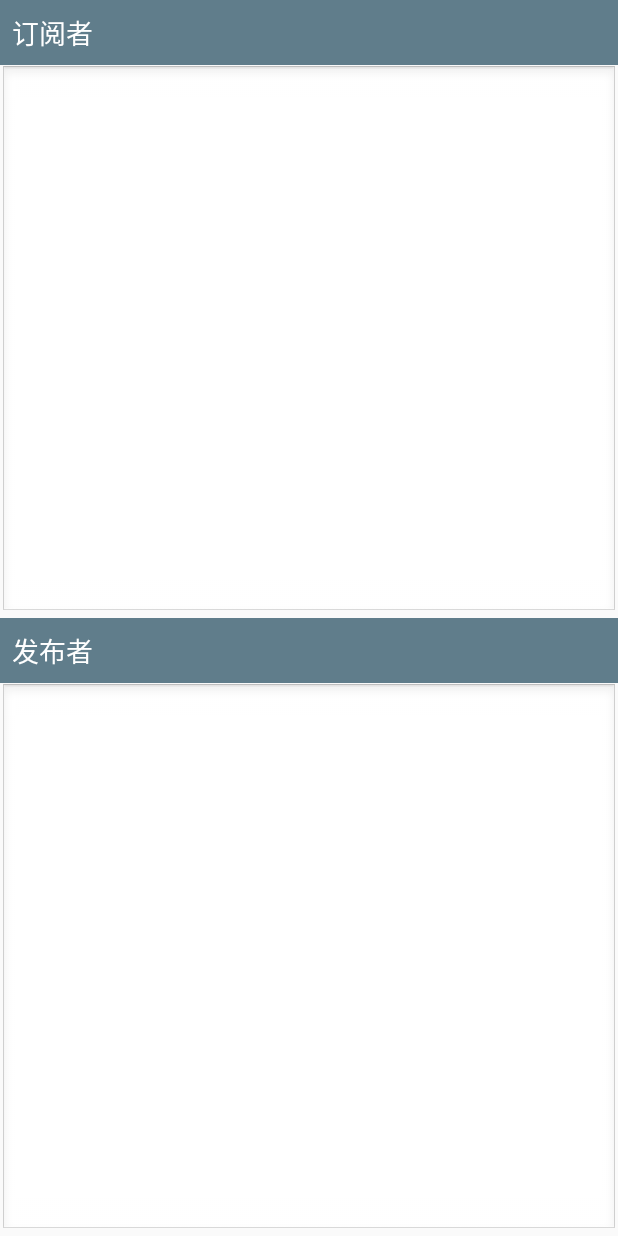
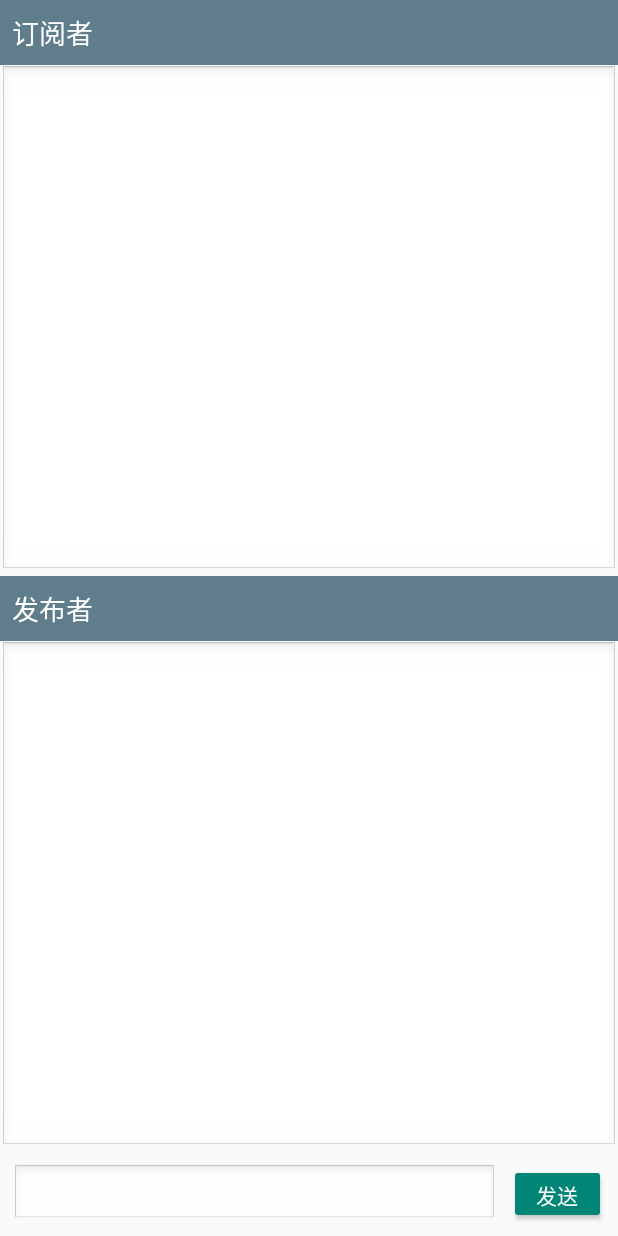
Before and after one commit to zhaowanjun/MqttTest, an Android app: the layout content_communicate.xml on its own in the app's theme, with its tools: preview values and no code run, on a phone screen of 412 x 824 dp. Run offline under Robolectric (Android 15) with nearby library versions, the phone set to English and light mode, and no system bars.

Commit message:
订阅/发布页面增加输入框

```diff
--- a/app/src/main/res/layout/content_communicate.xml
+++ b/app/src/main/res/layout/content_communicate.xml
@@ -1,9 +1,9 @@
 <?xml version="1.0" encoding="utf-8"?>
 <LinearLayout xmlns:android="http://schemas.android.com/apk/res/android"
+    xmlns:app="http://schemas.android.com/apk/res-auto"
     android:orientation="vertical"
     android:layout_width="match_parent"
     android:layout_height="match_parent">
-
     <LinearLayout
         android:layout_width="match_parent"
         android:layout_height="0dp"
@@ -17,6 +17,7 @@
             android:textColor="@color/white"
             android:textSize="@dimen/text_m"
             android:padding="@dimen/content_margin"/>
+
         <androidx.recyclerview.widget.RecyclerView
             android:id="@+id/rv_subscriber"
             android:layout_width="match_parent"
@@ -42,4 +43,28 @@
             android:layout_height="match_parent"
             android:background="@android:drawable/edit_text"/>
     </LinearLayout>
+    <LinearLayout
+        android:layout_width="match_parent"
+        android:layout_height="?attr/actionBarSize"
+        android:orientation="horizontal">
+        <EditText
+            android:layout_width="0dp"
+            android:layout_weight="5"
+            android:layout_height="match_parent"
+            android:layout_gravity="center"
+            android:layout_margin="@dimen/content_margin"
+            android:background="@android:drawable/edit_text"/>
+        <Button
+            android:layout_width="0dp"
+            android:layout_weight="1"
+            android:layout_height="match_parent"
+            android:gravity="center"
+            android:layout_gravity="center"
+            android:layout_marginTop="@dimen/content_margin"
+            android:layout_marginBottom="@dimen/content_margin"
+            android:layout_marginEnd="@dimen/content_margin"
+            android:backgroundTint="@color/colorPrimary"
+            android:text="@string/send"
+            android:textColor="@android:color/white"/>
+    </LinearLayout>
 </LinearLayout>
--- a/app/src/main/res/values/strings.xml
+++ b/app/src/main/res/values/strings.xml
@@ -12,4 +12,5 @@
     <string name="has_disconnect">已断开连接</string>
     <string name="disconnect_fail">断开连接失败</string>
     <string name="cannot_null">服务器、用户名和密码必须都填写！！！</string>
+    <string name="send">发送</string>
 </resources>
```
